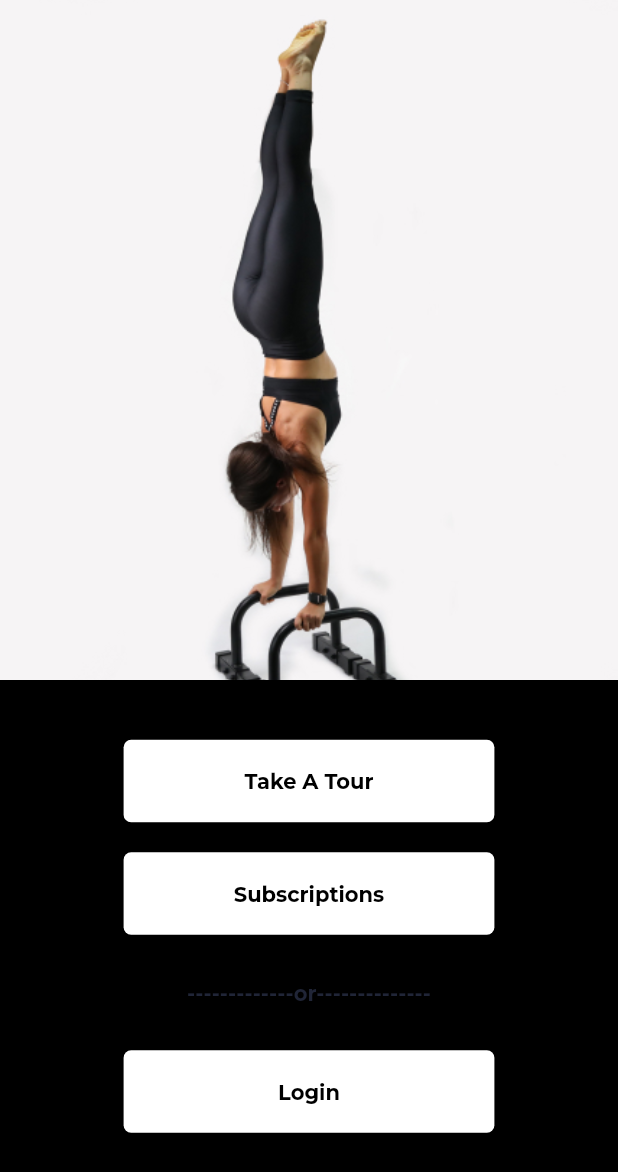
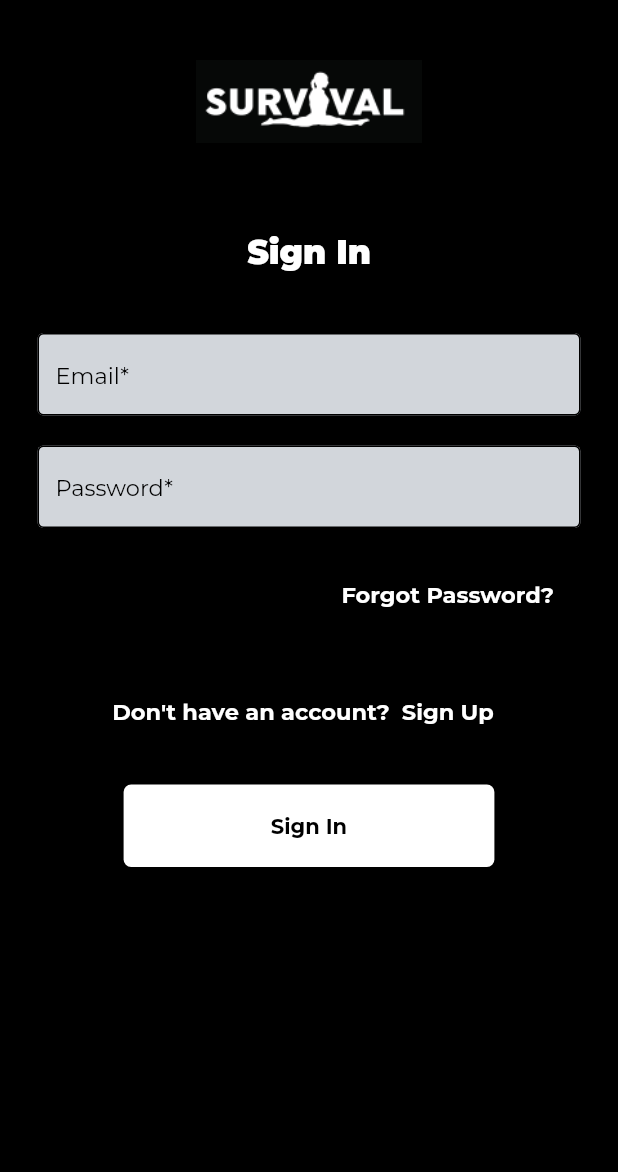
Before and after one commit to zainulabidin379/fitness_app, a Flutter app: the WelcomeScreen screen opened directly, after a tap on "Login", on a phone screen of 412 x 824 dp. Shown: the top 1172 px of the screen. Run offline on Flutter 3.47's test engine with Material 2 defaults, Android fonts, the phone set to English and light mode, and no system bars; our stand-ins replace get, google_fonts.

Commit message:
authentication_ui

```diff
--- a/lib/main.dart
+++ b/lib/main.dart
@@ -2,7 +2,6 @@ import 'package:fitness_app/screens/video_screen.dart';
 import 'package:flutter/material.dart';
 import 'package:get/get.dart';
 import 'package:google_fonts/google_fonts.dart';
-
 
 void main() {
   WidgetsFlutterBinding.ensureInitialized();
--- /dev/null
+++ b/lib/screens/authentication/sign_in_screen.dart
@@ -0,0 +1,101 @@
+import 'package:fitness_app/screens/authentication/forgot_password.dart';
+import 'package:fitness_app/screens/authentication/sign_up_screen.dart';
+import 'package:fitness_app/utils/constants.dart';
+import 'package:flutter/material.dart';
+import 'package:get/get.dart';
+
+import '../../widgets/custom_button.dart';
+import '../../widgets/custom_text_field.dart';
+
+class SignInScreen extends StatelessWidget {
+  const SignInScreen({super.key});
+
+  @override
+  Widget build(BuildContext context) {
+    return SafeArea(
+      child: Scaffold(
+        backgroundColor: kBlack,
+        body: SingleChildScrollView(
+          child: Column(
+            children: [
+              const SizedBox(
+                height: 40,
+              ),
+              Center(
+                child: SizedBox(
+                  height: 55,
+                  child: Image.asset("assets/images/logo.png"),
+                ),
+              ),
+              const SizedBox(
+                height: 60,
+              ),
+              Text(
+                'Sign In',
+                style: kBodyText.copyWith(
+                    fontSize: 22, fontWeight: FontWeight.w900),
+              ),
+              const SizedBox(
+                height: 40,
+              ),
+
+              const CustomTextField(
+                nHintText: 'Email*',
+              ),
+              const SizedBox(
+                height: 20,
+              ),
+              const CustomTextField(
+                nHintText: 'Password*',
+              ),
+              const SizedBox(
+                height: 20,
+              ),
+              Padding(
+                padding: const EdgeInsets.only(left: 185),
+                child: TextButton(
+                    onPressed: () => Get.to(() => const ForgotPasswordScreen()),
+                    child: Text(
+                      'Forgot Password?',
+                      style: kBodyText.copyWith(fontWeight: FontWeight.bold),
+                    )),
+              ),
+              const SizedBox(
+                height: 30,
+              ),
+              Row(
+                mainAxisAlignment: MainAxisAlignment.center,
+                children: [
+                  Text(
+                    'Don\'t have an account?',
+                    style: kBodyText.copyWith(fontWeight: FontWeight.bold),
+                  ),
+                  TextButton(
+                      onPressed: () => Get.to(() => const SignUpScreen()),
+                      child: Text(
+                        'Sign Up',
+                        style: kBodyText.copyWith(fontWeight: FontWeight.bold),
+                      )),
+                ],
+              ),
+              const SizedBox(
+                height: 15,
+              ),
+              CustomButton(
+                title: "Sign In",
+                onTap: () => Get.to(() => const SignInScreen()),
+              ),
+
+              // Image.asset(
+              //   "assets/images/img1.jpg",
+              //   fit: BoxFit.cover,
+              //   width: size.width,
+              //   height: size.height * 0.55,
+              // ),
+            ],
+          ),
+        ),
+      ),
+    );
+  }
+}
--- a/lib/screens/welcome_screen.dart
+++ b/lib/screens/welcome_screen.dart
@@ -1,3 +1,4 @@
+import 'package:fitness_app/screens/authentication/sign_in_screen.dart';
 import 'package:fitness_app/screens/onboarding.dart';
 import 'package:fitness_app/screens/subscription.dart';
 import 'package:fitness_app/utils/constants.dart';
@@ -43,7 +44,9 @@ class _WelcomeScreenState extends State<WelcomeScreen> {
                   style: kButtonText.copyWith(color: kGrey),
                 ),
               ),
-              CustomButton(title: "Login", onTap: () {}),
+              CustomButton(
+                  title: "Login",
+                  onTap: () => Get.to(() => const SignInScreen())),
             ],
           ),
         ),
--- a/lib/utils/constants.dart
+++ b/lib/utils/constants.dart
@@ -8,4 +8,5 @@ Color kWhite = Colors.white;
 Color kBlack = Colors.black;
 Color kTrans = Colors.transparent;
 Color kGrey = const Color(0xFF202537);
+Color kLightGrey = const Color(0xFFD2D6DB);
 Color kDark = const Color(0xFF2C2C2E);
--- /dev/null
+++ b/lib/widgets/custom_text_field.dart
@@ -0,0 +1,30 @@
+import 'package:flutter/material.dart';
+
+import '../utils/constants.dart';
+
+class CustomTextField extends StatelessWidget {
+  final String nHintText;
+  const CustomTextField({
+    Key? key,
+    required this.nHintText,
+  }) : super(key: key);
+
+  @override
+  Widget build(BuildContext context) {
+    Size size = MediaQuery.of(context).size;
+    return SizedBox(
+      height: 55,
+      width: size.width - 50,
+      child: TextFormField(
+        cursorColor: kBlack,
+        decoration: InputDecoration(
+            enabledBorder: const OutlineInputBorder(),
+            focusedBorder: const OutlineInputBorder(),
+            filled: true,
+            fillColor: kLightGrey,
+            hintText: nHintText,
+            hintStyle: kBodyText.copyWith(color: kBlack)),
+      ),
+    );
+  }
+}
```
Also changed, not shown: lib/screens/authentication/forgot_password.dart (added, +67 -0 lines), lib/screens/authentication/sign_up_screen.dart (added, +97 -0 lines).
